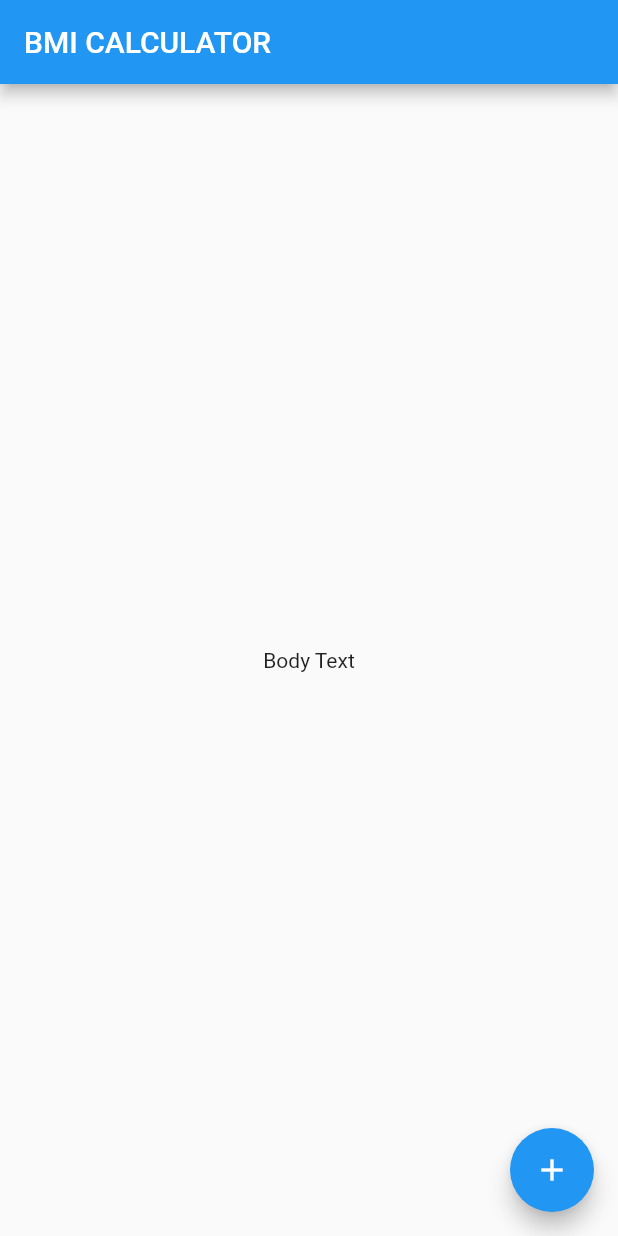
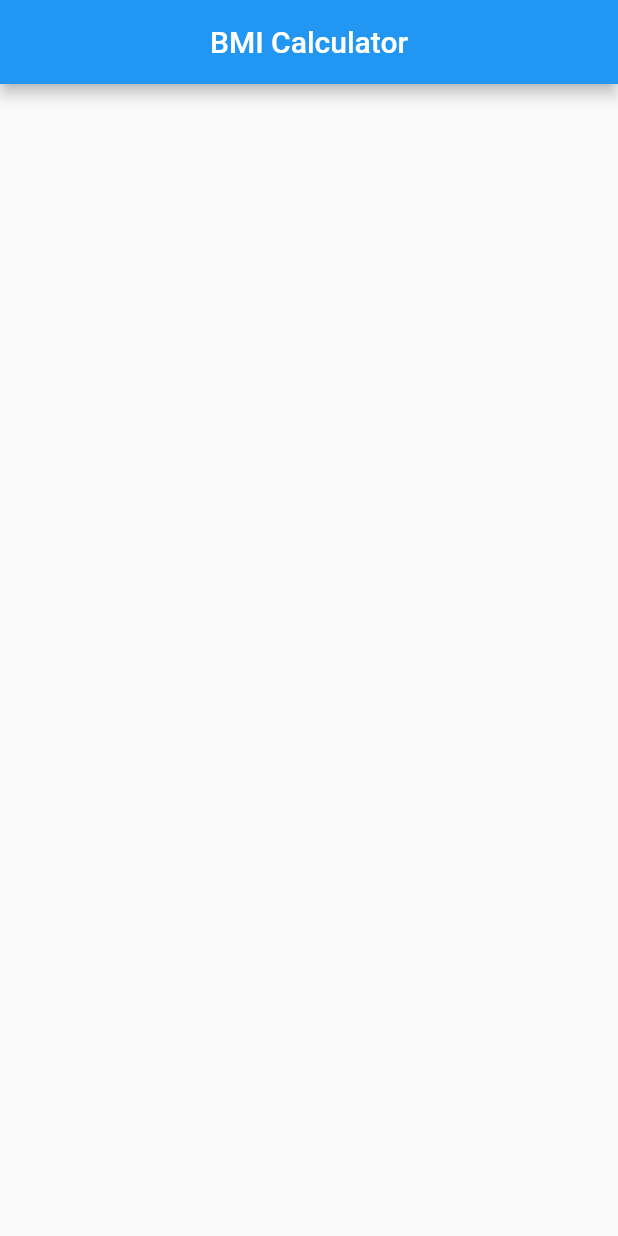
Before and after one commit to HeratUni-CS/bmi-calculator-RamezRayyan64, a Flutter app: the screen it shows after launch, on a phone screen of 412 x 824 dp. Run offline on Flutter 3.47's test engine with Material 2 defaults, Android fonts, the phone set to English and light mode, and no system bars.

Commit message:
routes added to material app and input screen created

```diff
--- a/lib/main.dart
+++ b/lib/main.dart
@@ -1,35 +1,17 @@
+import 'package:bmi_starting/screens/input_screen.dart';
 import 'package:flutter/material.dart';
 
-void main() => runApp(BMICalculator());
+void main() => runApp(const BMICalculator());
 
 class BMICalculator extends StatelessWidget {
+  const BMICalculator({super.key});
+
   @override
   Widget build(BuildContext context) {
     return MaterialApp(
-      home: InputPage(),
+      title: 'BMI Calculator',
+      initialRoute: InputScreen.id,
+      routes: {InputScreen.id: (context) => const InputScreen()},
     );
   }
 }
-
-class InputPage extends StatefulWidget {
-  @override
-  State<InputPage> createState() => _InputPageState();
-}
-
-class _InputPageState extends State<InputPage> {
-  @override
-  Widget build(BuildContext context) {
-    return Scaffold(
-      appBar: AppBar(
-        title: Text('BMI CALCULATOR'),
-      ),
-      body: Center(
-        child: Text('Body Text'),
-      ),
-      floatingActionButton: FloatingActionButton(
-        onPressed: () {},
-        child: Icon(Icons.add),
-      ),
-    );
-  }
-}
--- /dev/null
+++ b/lib/screens/input_screen.dart
@@ -0,0 +1,30 @@
+import 'dart:math';
+
+import 'package:flutter/material.dart';
+
+class InputScreen extends StatefulWidget {
+  const InputScreen({Key? key}) : super(key: key);
+
+  static const id = '/input_screen';
+
+  @override
+  State<InputScreen> createState() => _InputScreenState();
+}
+
+enum Gender { male, female }
+
+class _InputScreenState extends State<InputScreen> {
+  @override
+  Widget build(BuildContext context) {
+    return Scaffold(
+      appBar: AppBar(
+        title: const Text("BMI Calculator"),
+        centerTitle: true,
+      ),
+      body: SafeArea(
+          child: Column(
+        children: [],
+      )),
+    );
+  }
+}
```
